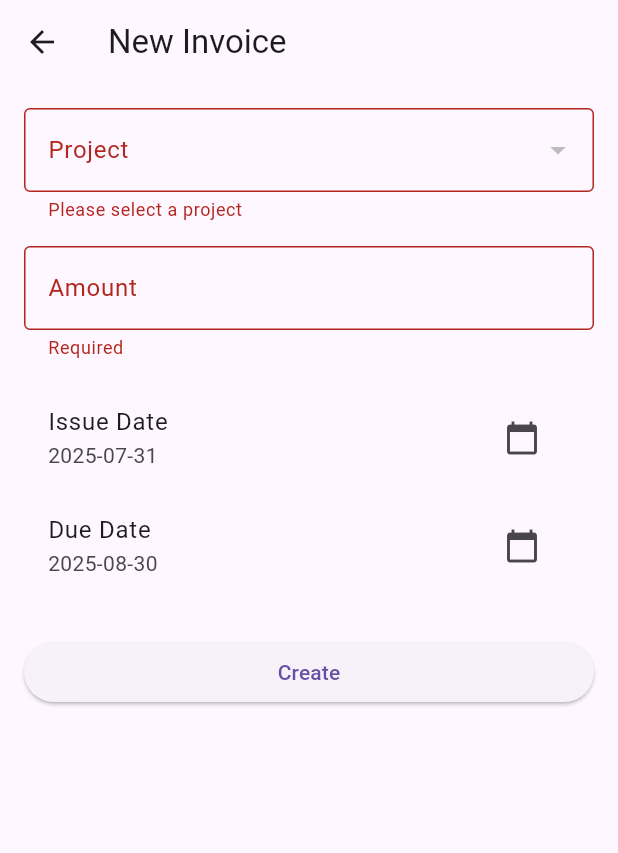
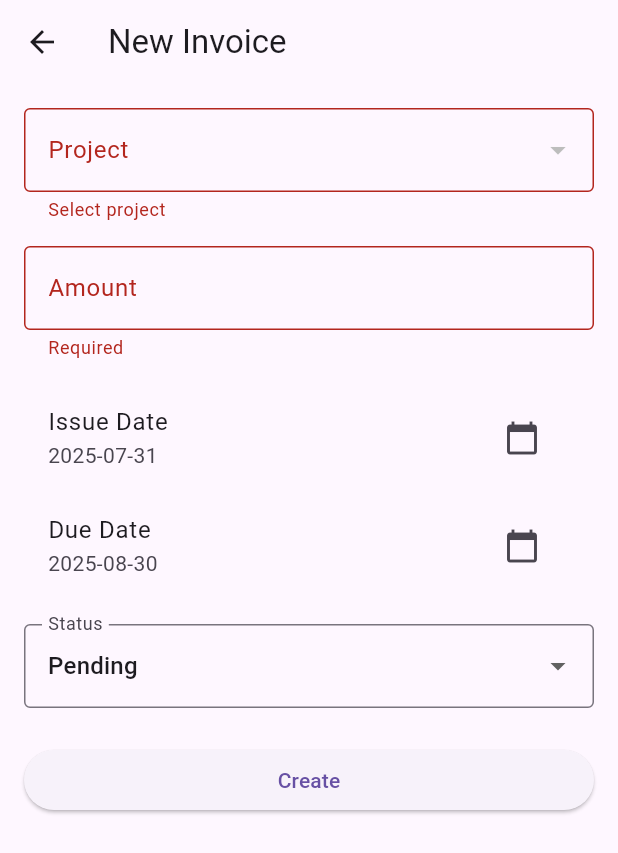
Before and after one commit to lucjanmnm/bizzio, a Flutter app: the InvoiceFormScreen screen opened directly, after a tap on "Create", on a phone screen of 412 x 824 dp. Shown: the top 853 px of the screen. Run offline on Flutter 3.47's test engine with Material 3 defaults, Android fonts, the phone set to English and light mode, and no system bars; our stand-ins replace file_picker, flutter_riverpod, pdf, sqflite_common_ffi; missing offline and left inert: file_selector; accounts and stored records are empty.

```diff
--- a/lib/models/invoice.dart
+++ b/lib/models/invoice.dart
@@ -4,6 +4,7 @@ class Invoice {
   final double amount;
   final DateTime date;
   final DateTime dueDate;
+  final String status;
 
   Invoice({
     this.id,
@@ -11,30 +12,29 @@ class Invoice {
     required this.amount,
     required this.date,
     required this.dueDate,
+    required this.status,
   });
 
-  bool get isOverdue {
-    final now = DateTime.now();
-    return amount > 0 && dueDate.isBefore(DateTime(now.year, now.month, now.day));
-  }
-
-  factory Invoice.fromMap(Map<String, dynamic> map) {
-    return Invoice(
-      id: map['id'] as int?,
-      projectId: map['projectId'] as int,
-      amount: map['amount'] as double,
-      date: DateTime.parse(map['date'] as String),
-      dueDate: DateTime.parse(map['dueDate'] as String),
-    );
-  }
+  factory Invoice.fromMap(Map<String, dynamic> m) => Invoice(
+        id: m['id'] as int?,
+        projectId: m['projectId'] as int,
+        amount: m['amount'] as double,
+        date: DateTime.parse(m['date'] as String),
+        dueDate: DateTime.parse(m['dueDate'] as String),
+        status: m['status'] as String,
+      );
 
   Map<String, dynamic> toMap() {
-    return {
-      if (id != null) 'id': id,
+    final map = <String, dynamic>{
       'projectId': projectId,
       'amount': amount,
       'date': date.toIso8601String(),
       'dueDate': dueDate.toIso8601String(),
+      'status': status,
     };
+    if (id != null) map['id'] = id;
+    return map;
   }
+
+  bool get isOverdue => status == 'Overdue';
 }
--- a/lib/screens/forms/invoice_form_screen.dart
+++ b/lib/screens/forms/invoice_form_screen.dart
@@ -7,7 +7,6 @@ import '../../services/local_db.dart';
 
 class InvoiceFormScreen extends StatefulWidget {
   final Invoice? invoice;
-
   const InvoiceFormScreen({Key? key, this.invoice}) : super(key: key);
 
   @override
@@ -17,139 +16,136 @@ class InvoiceFormScreen extends StatefulWidget {
 class _InvoiceFormScreenState extends State<InvoiceFormScreen> {
   final _formKey = GlobalKey<FormState>();
   List<Project> _projects = [];
-  int? _selectedProjectId;
+  int? _projId;
   late TextEditingController _amountCtrl;
-  DateTime? _issueDate;
-  DateTime? _dueDate;
-  final DateFormat _dateFmt = DateFormat('yyyy-MM-dd');
+  DateTime _issue = DateTime.now();
+  DateTime _due = DateTime.now().add(const Duration(days: 30));
+  String? _status;
+  final _fmt = DateFormat('yyyy-MM-dd');
 
   @override
   void initState() {
     super.initState();
     _loadProjects();
     final inv = widget.invoice;
-    _selectedProjectId = inv?.projectId;
-    _amountCtrl =
-        TextEditingController(text: inv?.amount.toStringAsFixed(2) ?? '');
-    _issueDate = inv?.date ?? DateTime.now();
-    _dueDate = inv?.dueDate ?? DateTime.now().add(const Duration(days: 30));
+    if (inv != null) {
+      _projId = inv.projectId;
+      _amountCtrl = TextEditingController(text: inv.amount.toStringAsFixed(2));
+      _issue = inv.date;
+      _due = inv.dueDate;
+      _status = inv.status;
+    } else {
+      _amountCtrl = TextEditingController();
+      _status = 'Pending';
+    }
   }
 
   Future<void> _loadProjects() async {
-    final projects = await LocalDb.instance.getAllProjects();
-    setState(() => _projects = projects);
+    _projects = await LocalDb.instance.getAllProjects();
+    setState(() {});
   }
 
-  @override
-  void dispose() {
-    _amountCtrl.dispose();
-    super.dispose();
-  }
-
-  Future<void> _pickDate(BuildContext context, bool isIssue) async {
-    final initial = isIssue ? _issueDate! : _dueDate!;
+  Future<void> _pickDate(bool isIssue) async {
+    final initial = isIssue ? _issue : _due;
     final picked = await showDatePicker(
       context: context,
       initialDate: initial,
-      firstDate: DateTime(2000),
-      lastDate: DateTime(2100),
+      firstDate: DateTime(2000), lastDate: DateTime(2100),
     );
     if (picked != null) {
       setState(() {
-        if (isIssue) {
-          _issueDate = picked;
-        } else {
-          _dueDate = picked;
-        }
+        if (isIssue) _issue = picked;
+        else _due = picked;
       });
     }
   }
 
   Future<void> _save() async {
-    if (!_formKey.currentState!.validate() ||
-        _selectedProjectId == null ||
-        _issueDate == null ||
-        _dueDate == null) {
-      return;
-    }
-    final invoice = Invoice(
+    if (!_formKey.currentState!.validate()) return;
+    final inv = Invoice(
       id: widget.invoice?.id,
-      projectId: _selectedProjectId!,
+      projectId: _projId!,
       amount: double.parse(_amountCtrl.text),
-      date: _issueDate!,
-      dueDate: _dueDate!,
+      date: _issue,
+      dueDate: _due,
+      status: _status!,
     );
-    await LocalDb.instance.upsertInvoice(invoice);
+    await LocalDb.instance.upsertInvoice(inv);
     Navigator.of(context).pop(true);
   }
 
   @override
   Widget build(BuildContext context) {
-    final isEditing = widget.invoice != null;
+    final isEdit = widget.invoice != null;
     return Scaffold(
       appBar: AppBar(
-        title: Text(isEditing ? 'Edit Invoice' : 'New Invoice'),
+        title: Text(isEdit ? 'Edit Invoice' : 'New Invoice'),
       ),
       body: Padding(
-        padding: const EdgeInsets.all(16.0),
+        padding: const EdgeInsets.all(16),
         child: Form(
           key: _formKey,
           child: ListView(
             children: [
               DropdownButtonFormField<int>(
-                value: _selectedProjectId,
+                value: _projId,
                 decoration: const InputDecoration(
                   labelText: 'Project',
                   border: OutlineInputBorder(),
                 ),
-                items: _projects
-                    .map((proj) => DropdownMenuItem<int>(
-                          value: proj.id,
-                          child: Text(proj.title),
-                        ))
-                    .toList(),
-                onChanged: (val) => setState(() {
-                  _selectedProjectId = val;
-                }),
-                validator: (val) =>
-                    val == null ? 'Please select a project' : null,
+                items: _projects.map((p)=>DropdownMenuItem(
+                  value: p.id, child: Text(p.title)
+                )).toList(),
+                onChanged: (v)=> setState(()=> _projId = v),
+                validator: (v)=> v==null? 'Select project': null,
               ),
               const SizedBox(height: 16),
               TextFormField(
                 controller: _amountCtrl,
                 decoration: const InputDecoration(
-                  labelText: 'Amount',
-                  border: OutlineInputBorder(),
-                ),
+                  labelText: 'Amount', border: OutlineInputBorder()),
                 keyboardType:
-                    const TextInputType.numberWithOptions(decimal: true),
-                validator: (v) {
-                  if (v == null || v.isEmpty) return 'Required';
-                  if (double.tryParse(v) == null) return 'Must be a number';
+                  const TextInputType.numberWithOptions(decimal: true),
+                validator: (v){
+                  if (v==null||v.isEmpty) return 'Required';
+                  if (double.tryParse(v)==null) return 'Must be number';
                   return null;
                 },
               ),
               const SizedBox(height: 16),
               ListTile(
                 title: const Text('Issue Date'),
-                subtitle: Text(_dateFmt.format(_issueDate!)),
+                subtitle: Text(_fmt.format(_issue)),
                 trailing: IconButton(
                   icon: const Icon(Icons.calendar_today),
-                  onPressed: () => _pickDate(context, true),
+                  onPressed: ()=> _pickDate(true),
                 ),
               ),
               ListTile(
                 title: const Text('Due Date'),
-                subtitle: Text(_dateFmt.format(_dueDate!)),
+                subtitle: Text(_fmt.format(_due)),
                 trailing: IconButton(
                   icon: const Icon(Icons.calendar_today),
-                  onPressed: () => _pickDate(context, false),
+                  onPressed: ()=> _pickDate(false),
                 ),
+              ),
+              const SizedBox(height: 16),
+              DropdownButtonFormField<String>(
+                value: _status,
+                decoration: const InputDecoration(
+                  labelText: 'Status',
+                  border: OutlineInputBorder(),
+                ),
+                items: ['Pending','Paid','Overdue']
+                  .map((s)=> DropdownMenuItem(
+                    value: s, child: Text(s)))
+                  .toList(),
+                onChanged: (v)=> setState(()=> _status = v),
               ),
               const SizedBox(height: 24),
               ElevatedButton(
                 onPressed: _save,
-                child: Text(isEditing ? 'Update' : 'Create'),
+                child: Text(isEdit ? 'Update' : 'Create'),
               ),
             ],
           ),
--- a/pubspec.yaml
+++ b/pubspec.yaml
@@ -14,11 +14,13 @@ dependencies:
 
   sqflite_common_ffi: ^2.2.0
   path_provider: ^2.0.0
+  path: ^1.9.1
 
   pdf: ^3.8.0
   printing: ^5.10.0
   file_picker: ^10.2.0
-  share: ^2.0.4
+  share_plus: ^11.0.0
+  file_selector: ^0.9.0
 
   go_router: ^7.0.0
 
@@ -34,6 +36,7 @@ flutter:
 
   assets:
     - assets/
+    - assets/fonts/Roboto-Regular.ttf
 
 flutter_test:
   sdk: flutter
```
Also changed, not shown: lib/screens/invoices_screen.dart (+200 -133 lines), lib/services/local_db.dart (+28 -39 lines), assets/fonts/Roboto-Regular.ttf (added), pubspec.lock, 5 other files.
